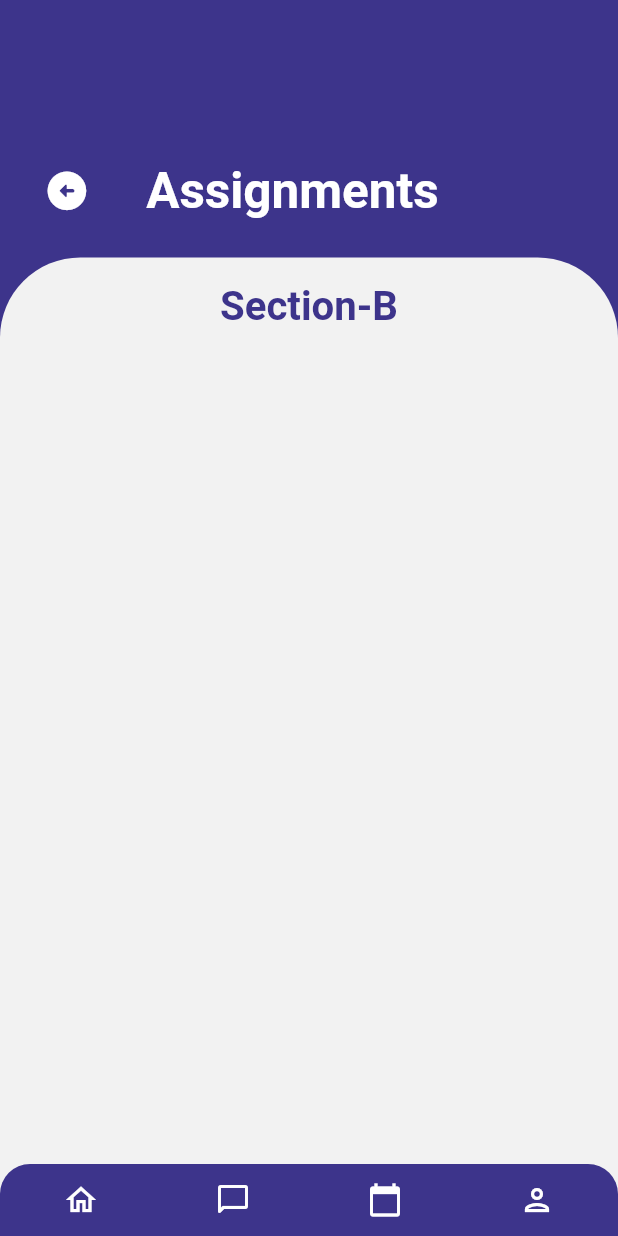
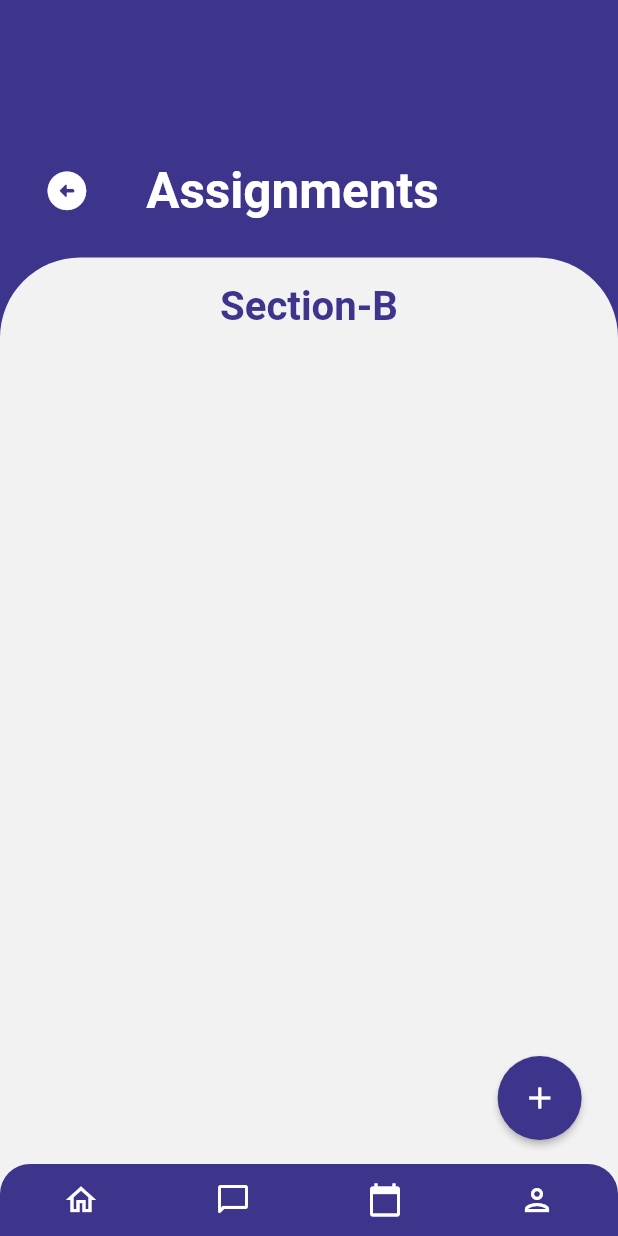
Before and after one commit to intecc-services/edtech_app_demo, a Flutter app: the Assignments screen opened directly, on a phone screen of 412 x 824 dp. Run offline on Flutter 3.47's test engine with Material 2 defaults, Android fonts, the phone set to English and light mode, and no system bars; our stand-ins replace cloud_firestore, file_picker, firebase_auth, firebase_core, firebase_messaging, firebase_storage and 3 more; missing offline and left inert: dart:ffi, syncfusion_flutter_pdfviewer; accounts and stored records are empty.

Commit message:
AddButton_Added

```diff
--- a/lib/fetched_items/assignment.dart
+++ b/lib/fetched_items/assignment.dart
@@ -87,7 +87,8 @@ class _MaterialsState extends State<Assignments> {
                           final assignments = snapshot.data!;
                           // List<String> titles =
                           //     (snapshot.data as List<dynamic>).cast<String>();
-                          return ListView.builder(
+                          return Stack(children: [
+                            ListView.builder(
                               //itemCount: titles.length,
                               itemCount: assignments.length,
                               physics: BouncingScrollPhysics(),
@@ -97,7 +98,28 @@ class _MaterialsState extends State<Assignments> {
                                 return AssignmentCard(
                                     assignment: assignments[index]);
                               },
-                          );
+                            ),
+                            Positioned(
+                              bottom: 16.0,
+                              right: 16.0,
+                              child: FloatingActionButton(
+                                backgroundColor: Color(
+                                    0xff3D348B), // set the background color
+                                foregroundColor:
+                                    Colors.white, // set the text and icon color
+                                elevation: 2.0, // add shadow
+                                shape: RoundedRectangleBorder(
+                                  borderRadius: BorderRadius.circular(
+                                      30.0), // round the button shape
+                                ),
+                                onPressed: () {
+                                  // add your onPressed action here
+                                  //add the dialog box here:
+                                },
+                                child: Icon(Icons.add),
+                              ),
+                            ),
+                          ]);
                         },
                       ),
                     ),
--- a/lib/main.dart
+++ b/lib/main.dart
@@ -14,7 +14,7 @@ import 'package:flutter_local_notifications/flutter_local_notifications.dart';
 import 'authentication/Login.dart';
 import 'chat/Chats.dart';
 
-//chat id is not addded : and assignments() pg hasnt been added to any route yet.
+//chat id is not addded : and assignments() pg hasnt been added to any route yet.clear
 
 // void main() => runApp(edtech_app());
 
```
Also changed, not shown: pubspec.lock, 1 other file. Lines whose indentation alone changed are shown as unchanged.
